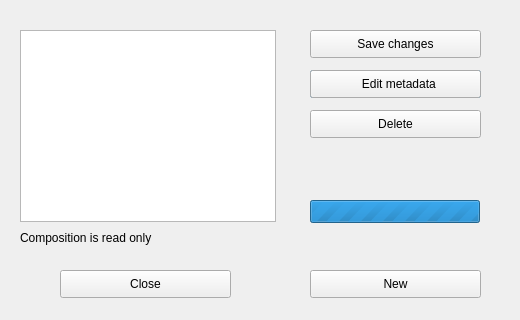
Before: the Qt Designer form dlg_currentComposition.ui in LESPROJEKT/qgis-layman-plugin, drawn with Qt 5.
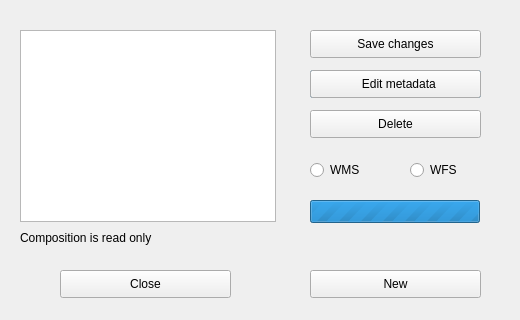
After: the same form once the commit is applied.

Patch:
```diff
--- a/dlg_currentComposition.ui
+++ b/dlg_currentComposition.ui
@@ -161,6 +161,32 @@
     <string>Delete</string>
    </property>
   </widget>
+  <widget class="QRadioButton" name="radioButton_wms">
+   <property name="geometry">
+    <rect>
+     <x>310</x>
+     <y>160</y>
+     <width>95</width>
+     <height>20</height>
+    </rect>
+   </property>
+   <property name="text">
+    <string>WMS</string>
+   </property>
+  </widget>
+  <widget class="QRadioButton" name="radioButton_wfs">
+   <property name="geometry">
+    <rect>
+     <x>410</x>
+     <y>160</y>
+     <width>95</width>
+     <height>20</height>
+    </rect>
+   </property>
+   <property name="text">
+    <string>WFS</string>
+   </property>
+  </widget>
  </widget>
  <resources/>
  <connections/>
```
